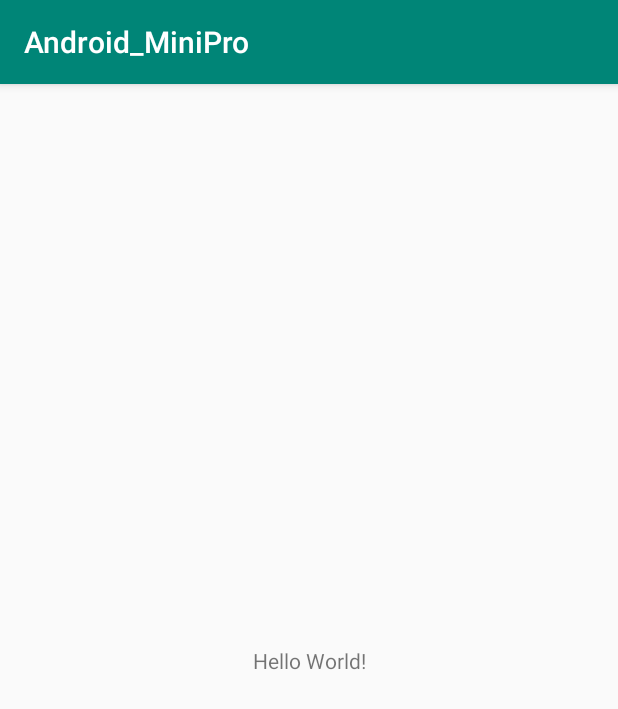
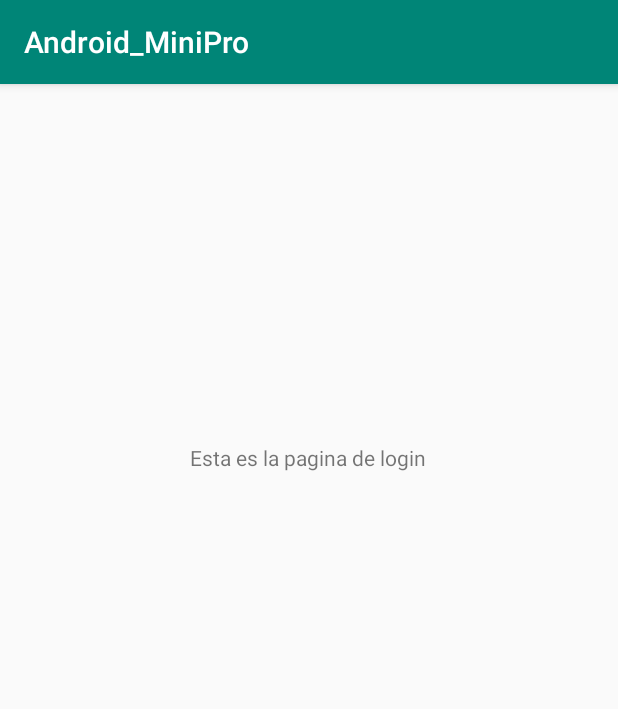
Before and after one commit to kaxer1/Android_MiniPro, an Android app: the screen it shows after launch (MainActivity), on a phone screen of 412 x 824 dp. Shown: the top 709 px of the screen. Run offline under Robolectric (Android 15) with nearby library versions, the phone set to English and light mode, and no system bars.

Commit message:
version1.1

```diff
--- a/app/src/main/res/layout/activity_main.xml
+++ b/app/src/main/res/layout/activity_main.xml
@@ -9,10 +9,12 @@
     <TextView
         android:layout_width="wrap_content"
         android:layout_height="wrap_content"
-        android:text="Hello World!"
+        android:text="Esta es la pagina de login"
         app:layout_constraintBottom_toBottomOf="parent"
+        app:layout_constraintHorizontal_bias="0.498"
         app:layout_constraintLeft_toLeftOf="parent"
         app:layout_constraintRight_toRightOf="parent"
-        app:layout_constraintTop_toTopOf="parent" />
+        app:layout_constraintTop_toTopOf="parent"
+        app:layout_constraintVertical_bias="0.32" />
 
 </androidx.constraintlayout.widget.ConstraintLayout>
```
